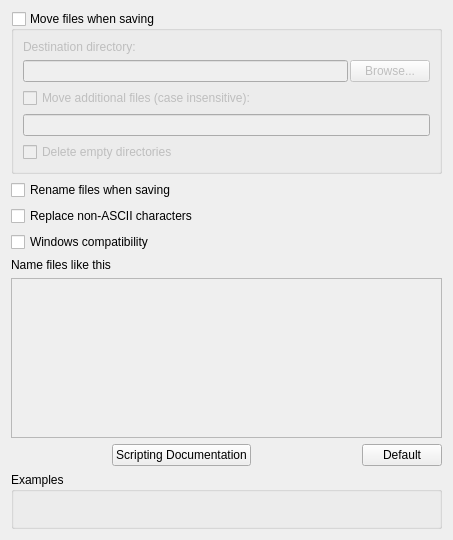
Old version of the form ui/options_renaming.ui in the repository metabrainz/picard.
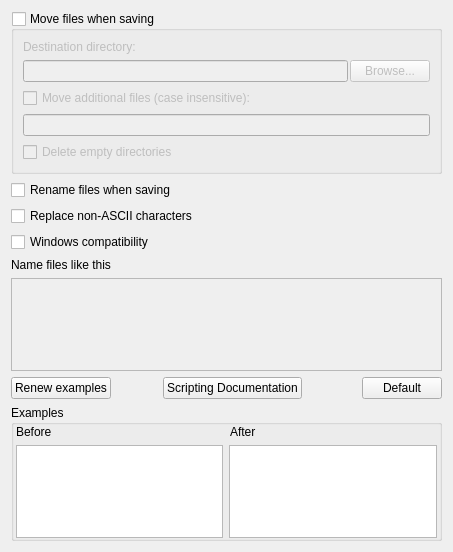
New version of the form. Custom widgets are drawn as their Qt base class.

Commit message: Select random sample of loaded files to use as renaming examples

```diff
--- a/ui/options_renaming.ui
+++ b/ui/options_renaming.ui
@@ -10,7 +10,7 @@
     <x>0</x>
     <y>0</y>
     <width>453</width>
-    <height>540</height>
+    <height>552</height>
    </rect>
   </property>
   <property name="sizePolicy">
@@ -166,6 +166,13 @@
      <property name="spacing">
       <number>2</number>
      </property>
+     <item>
+      <widget class="QPushButton" name="example_filename_sample_files_button">
+       <property name="text">
+        <string>Renew examples</string>
+       </property>
+      </widget>
+     </item>
      <item>
       <spacer name="horizontalSpacer">
        <property name="orientation">
@@ -249,33 +256,32 @@
        <number>0</number>
       </property>
       <item>
-       <widget class="QLabel" name="example_filename">
+       <layout class="QHBoxLayout" name="horizontalLayout_3">
+        <item>
+         <widget class="QLabel" name="example_filename_before_label">
         <property name="text">
-         <string/>
-        </property>
-        <property name="textFormat">
-         <enum>Qt::RichText</enum>
-        </property>
-        <property name="wordWrap">
-         <bool>true</bool>
-        </property>
+           <string>Before</string>
+          </property>
        </widget>
       </item>
       <item>
-       <widget class="QLabel" name="example_filename_va">
-        <property name="sizePolicy">
-         <sizepolicy hsizetype="Preferred" vsizetype="Preferred">
-          <horstretch>0</horstretch>
-          <verstretch>0</verstretch>
-         </sizepolicy>
-        </property>
+         <widget class="QLabel" name="example_filename_after_label">
         <property name="text">
-         <string/>
-        </property>
-        <property name="wordWrap">
-         <bool>true</bool>
-        </property>
-       </widget>
+           <string>After</string>
+          </property>
+         </widget>
+        </item>
+       </layout>
+      </item>
+      <item>
+       <layout class="QHBoxLayout" name="horizontalLayout_2">
+        <item>
+         <widget class="QListWidget" name="example_filename_before"/>
+        </item>
+        <item>
+         <widget class="QListWidget" name="example_filename_after"/>
+        </item>
+       </layout>
       </item>
      </layout>
     </widget>
```
Lines whose indentation alone changed are shown as unchanged. The commit also changes 2 other files.
